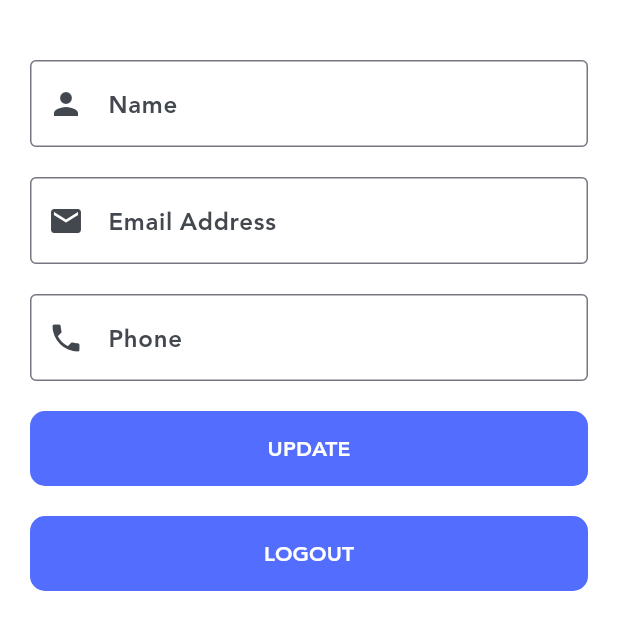
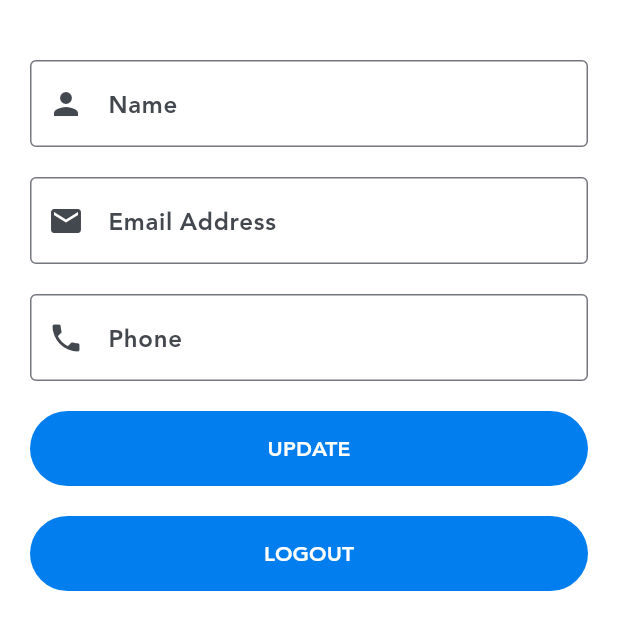
Before and after one commit to amroshehk/ShopApp, a Flutter app: the SettingsScreen widget shown alone on an empty page, opened directly, on a phone screen of 412 x 824 dp. Shown: the top 630 px of the screen. Run offline on Flutter 3.47's test engine with Material 3 defaults, Android fonts, the phone set to English and light mode, and no system bars; our stand-ins replace bloc, carousel_slider, conditional_builder_null_safety, dio, flutter_bloc, fluttertoast and 4 more; missing offline and left inert: dart:ffi; accounts and stored records are empty; network calls fail.

```diff
--- a/lib/modules/products/products_screen.dart
+++ b/lib/modules/products/products_screen.dart
@@ -235,6 +235,7 @@ class ProductsScreen extends StatelessWidget {
         color: Colors.black.withOpacity(
           .8,
         ),
+        padding: EdgeInsets.all(4.0),
         width: 100.0,
         child: Text(
           model.name.toString(),
@@ -243,7 +244,7 @@ class ProductsScreen extends StatelessWidget {
           overflow: TextOverflow.ellipsis,
           style: TextStyle(
             color: Colors.white,
-            fontSize: 15
+            fontSize: 12
           ),
         ),
       ),
--- a/lib/modules/register/shop_register_screen.dart
+++ b/lib/modules/register/shop_register_screen.dart
@@ -8,6 +8,7 @@ import '../../layouts/shop/ShopLayout.dart';
 import '../../shared/components/components.dart';
 import '../../shared/components/constants.dart';
 import '../../shared/shared_preferences.dart';
+import '../../shared/styles/colors.dart';
 import 'cubit.dart';
 
 class ShopRegisterScreen extends StatelessWidget {
@@ -159,7 +160,8 @@ class ShopRegisterScreen extends StatelessWidget {
                                 }
                               },
                               title: 'register',
-                          ),
+                              color: defaultColor,
+                              radius: 40.0),
                           fallback: (context) =>
                               Center(child: CircularProgressIndicator()),
                         ),
--- a/lib/modules/settings/settings_screen.dart
+++ b/lib/modules/settings/settings_screen.dart
@@ -7,6 +7,7 @@ import '../../layouts/shop/cubit.dart';
 import '../../layouts/shop/states.dart';
 import '../../shared/components/components.dart';
 import '../../shared/components/constants.dart';
+import '../../shared/styles/colors.dart';
 
 class SettingsScreen extends StatelessWidget {
   var formKey = GlobalKey<FormState>();
@@ -32,11 +33,10 @@ class SettingsScreen extends StatelessWidget {
             child: Form(
               key: formKey,
               child: Column(
-                children:
-                [
-                  if(state is ShopLoadingUpdateUserState)
-                    LinearProgressIndicator(),
-                  SizedBox(
+                children: [
+                  if (state is ShopLoadingUpdateUserState)
+                    const LinearProgressIndicator(),
+                  const SizedBox(
                     height: 20.0,
                   ),
                   defaultTextFormField(
@@ -51,9 +51,8 @@ class SettingsScreen extends StatelessWidget {
                       },
                       labelText: 'Name',
                       prefixIcon: Icon(Icons.person),
-                      context: context
-                  ),
-                  SizedBox(
+                      context: context),
+                  const SizedBox(
                     height: 20.0,
                   ),
                   defaultTextFormField(
@@ -68,8 +67,7 @@ class SettingsScreen extends StatelessWidget {
                       },
                       labelText: 'Email Address',
                       prefixIcon: Icon(Icons.email),
-                      context: context
-                  ),
+                      context: context),
                   SizedBox(
                     height: 20.0,
                   ),
@@ -85,16 +83,13 @@ class SettingsScreen extends StatelessWidget {
                       },
                       labelText: 'Phone',
                       prefixIcon: Icon(Icons.phone),
-                    context: context
-                  ),
+                      context: context),
                   SizedBox(
                     height: 20.0,
                   ),
                   defaultButton(
-                    function: ()
-                    {
-                      if(formKey.currentState!.validate())
-                      {
+                      function: () {
+                        if (formKey.currentState!.validate()) {
                           ShopCubit.get(context).updateUserData(
                             name: nameController.text,
                             phone: phoneController.text,
@@ -103,7 +98,8 @@ class SettingsScreen extends StatelessWidget {
                         }
                       },
                       title: 'update',
-                  ),
+                      color: defaultColor,
+                      radius: 40.0),
                   SizedBox(
                     height: 20.0,
                   ),
@@ -113,7 +109,8 @@ class SettingsScreen extends StatelessWidget {
                         signOut(context);
                       },
                       title: 'Logout',
-                  ),
+                      color: defaultColor,
+                      radius: 40.0),
                 ],
               ),
             ),
--- a/lib/shared/components/constants.dart
+++ b/lib/shared/components/constants.dart
@@ -9,7 +9,7 @@ String baseUrl = "https://student.valuxapps.com/api/";
 
 String IS_ON_BPARDING_NEEDED = "isOnBoardingNeeded";
 String USER_TOKEN = "userToken";
-String token = '';
+String? token = '';
 
 void signOut(context)
 {
--- a/lib/shared/styles/dark_colors.dart
+++ b/lib/shared/styles/dark_colors.dart
@@ -1,4 +1,4 @@
 import 'package:flutter/material.dart';
 import 'package:hexcolor/hexcolor.dart';
 
-Color defaultDarkColor = HexColor("037EE6");
+Color defaultDarkColor = HexColor("303736");
--- a/lib/shared/styles/themes.dart
+++ b/lib/shared/styles/themes.dart
@@ -15,7 +15,10 @@ ThemeData lightTheme() => ThemeData(
               statusBarColor: Colors.white,
               statusBarIconBrightness: Brightness.dark),
           titleTextStyle: TextStyle(
-          color: Colors.black, fontWeight: FontWeight.bold, fontSize: 20.0),
+              color: Colors.black,
+              fontWeight: FontWeight.bold,
+              fontSize: 20.0,
+              fontFamily: 'Jannah'),
           iconTheme: IconThemeData(color: defaultColor),
     ),
     scaffoldBackgroundColor: Colors.white,
@@ -29,7 +32,13 @@ ThemeData lightTheme() => ThemeData(
     useMaterial3: true,
     textTheme: const TextTheme(
         bodyMedium: TextStyle(
-            color: Colors.black, fontWeight: FontWeight.w700, fontSize: 18.0)),
+            color: Colors.black, fontWeight: FontWeight.w700, fontSize: 18.0),
+        titleSmall: TextStyle(
+              fontSize: 14.0,
+              fontWeight: FontWeight.w600,
+              color: Colors.black,
+              height: 1.3,
+        )),
     fontFamily: 'Jannah');
 
 ThemeData darkTheme() => ThemeData(
@@ -46,16 +55,16 @@ ThemeData darkTheme() => ThemeData(
               fontWeight: FontWeight.bold,
               fontSize: 20.0,
               fontFamily: 'Jannah'),
-      iconTheme: IconThemeData(color: defaultDarkColor),
+          iconTheme: IconThemeData(color: Colors.white),
     ),
-    scaffoldBackgroundColor: defaultColor,
+    scaffoldBackgroundColor: defaultDarkColor,
     bottomNavigationBarTheme: BottomNavigationBarThemeData(
         elevation: 70,
         type: BottomNavigationBarType.fixed,
-        selectedItemColor: defaultDarkColor,
+        selectedItemColor: Colors.white,
         backgroundColor: HexColor("31363F"),
         unselectedItemColor: HexColor("6B728E")),
-    iconTheme: IconThemeData(color: defaultDarkColor),
+    iconTheme: IconThemeData(color: Colors.white),
     colorScheme: ColorScheme.fromSeed(seedColor: defaultDarkColor),
     useMaterial3: true,
     textTheme: const TextTheme(
@@ -63,5 +72,11 @@ ThemeData darkTheme() => ThemeData(
             color: Colors.white,
             fontWeight: FontWeight.w700,
             fontSize: 18.0,
-            fontFamily: 'Jannah')),
+            fontFamily: 'Jannah'),
+        titleSmall: TextStyle(
+              fontSize: 14.0,
+              fontWeight: FontWeight.w600,
+              color: Colors.white,
+              height: 1.3,
+        )),
     fontFamily: 'Jannah');
--- a/pubspec.yaml
+++ b/pubspec.yaml
@@ -102,3 +102,4 @@ flutter:
       - family: Jannah
         fonts:
          - asset: assets/fonts/jannah.ttf
+         - weight: 700
```
Also changed, not shown: 1 other file. Lines whose indentation alone changed are shown as unchanged.
